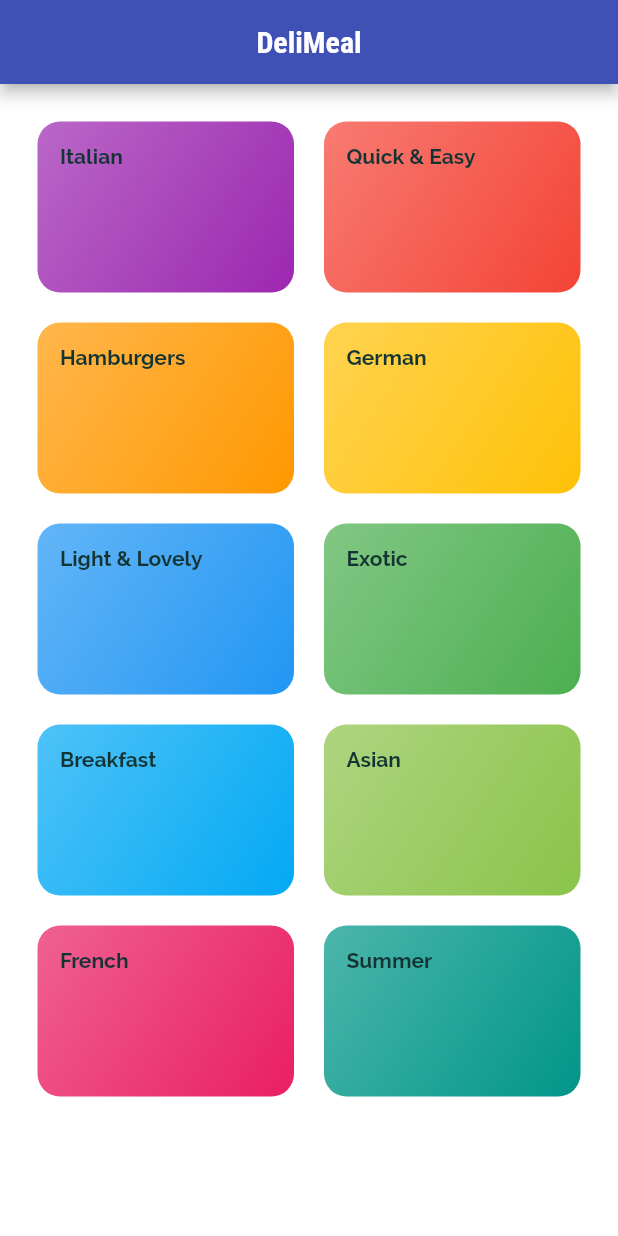
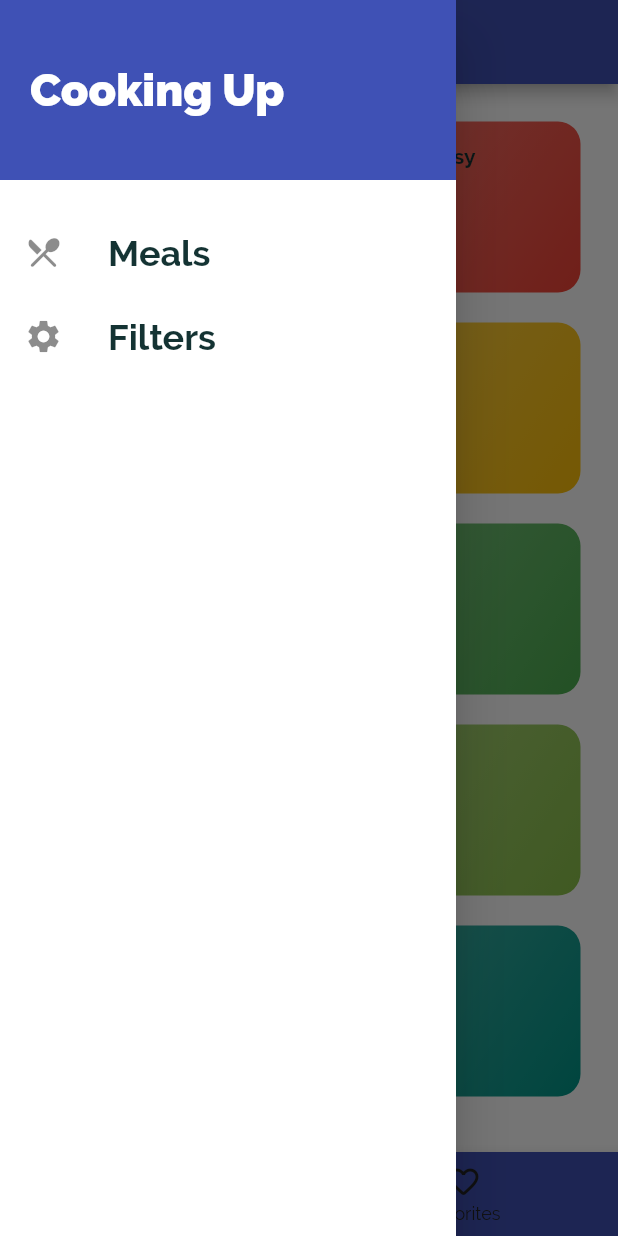
Before and after one commit to aad17/Meals, a Flutter app: the screen it shows after launch, with the side drawer open (before the commit the screen has no drawer), on a phone screen of 412 x 824 dp. Run offline on Flutter 3.47's test engine with Material 2 defaults, Android fonts, the phone set to English and light mode, and no system bars.

Commit message:
Filters screen with drawer and styling

```diff
--- a/lib/main.dart
+++ b/lib/main.dart
@@ -1,4 +1,6 @@
 import 'package:flutter/material.dart';
+import './screens/filters_screen.dart';
+import './screens/tabs_screen.dart';
 import 'screens/meal_detail_screen.dart';
 import './screens/category_meals_screen.dart';
 import './screens/categories_screen.dart';
@@ -36,9 +38,10 @@ class MyApp extends StatelessWidget {
       // home: CategoriesScreen(),
       initialRoute: '/',
       routes: {
-        '/': (ctx) => CategoriesScreen(),
+        '/': (ctx) => TabsScreen(),
         CategoryMealsScreen.routeName: (ctx) => CategoryMealsScreen(),
         MealDetailScreen.routeName: (ctx) => MealDetailScreen(),
+        FilterScreen.routeName: (ctx) => FilterScreen(),
       },
       // onGenerateRoute: (settings) {
       //   print(settings.arguments);
--- a/lib/screens/categories_screen.dart
+++ b/lib/screens/categories_screen.dart
@@ -6,12 +6,7 @@ import '../widgets/category_item.dart';
 class CategoriesScreen extends StatelessWidget {
   @override
   Widget build(BuildContext context) {
-    return Scaffold(
-      appBar: AppBar(
-        centerTitle: true,
-        title: const Text('DeliMeal'),
-      ),
-      body: GridView(
+    return GridView(
       padding: const EdgeInsets.all(25),
       children: DUMMY_CATEGORIES
           .map(
@@ -27,7 +22,6 @@ class CategoriesScreen extends StatelessWidget {
           childAspectRatio: 3 / 2,
           crossAxisSpacing: 20,
           mainAxisSpacing: 20),
-      ),
     );
   }
 }
--- /dev/null
+++ b/lib/screens/filters_screen.dart
@@ -0,0 +1,19 @@
+import 'package:flutter/material.dart';
+import '../widgets/main_drawer.dart';
+
+class FilterScreen extends StatelessWidget {
+  static const routeName = '/filters';
+
+  @override
+  Widget build(BuildContext context) {
+    return Scaffold(
+      appBar: AppBar(
+        title: Text('Filters'),
+      ),
+      drawer: MainDrawer(),
+      body: Center(
+        child: Text('Filters'),
+      ),
+    );
+  }
+}
--- /dev/null
+++ b/lib/screens/tabs_screen.dart
@@ -0,0 +1,60 @@
+import 'package:flutter/material.dart';
+import '../widgets/main_drawer.dart';
+import './favorites_screen.dart';
+import './categories_screen.dart';
+
+class TabsScreen extends StatefulWidget {
+  @override
+  _TabsScreenState createState() => _TabsScreenState();
+}
+
+class _TabsScreenState extends State<TabsScreen> {
+  final List<Map<String, Object>> _pages = [
+    {
+      'page': CategoriesScreen(),
+      'title': 'Categories',
+    },
+    {
+      'page': FavoritesScreen(),
+      'title': 'Favorites',
+    },
+  ];
+
+  int _selectedPageIndex = 0;
+
+  void _selectPage(int index) {
+    setState(() {
+      _selectedPageIndex = index;
+    });
+  }
+
+  @override
+  Widget build(BuildContext context) {
+    return Scaffold(
+      appBar: AppBar(
+        centerTitle: true,
+        title: Text(_pages[_selectedPageIndex]['title']),
+      ),
+      drawer: MainDrawer(),
+      body: _pages[_selectedPageIndex]['page'],
+      bottomNavigationBar: BottomNavigationBar(
+        onTap: _selectPage,
+        backgroundColor: Theme.of(context).primaryColor,
+        unselectedItemColor: Theme.of(context).accentColor,
+        selectedItemColor: Colors.white,
+        currentIndex: _selectedPageIndex,
+        // type: BottomNavigationBarType.shifting,
+        items: [
+          BottomNavigationBarItem(
+            icon: Icon(Icons.food_bank_outlined),
+            label: 'Categories',
+          ),
+          BottomNavigationBarItem(
+            icon: Icon(Icons.favorite_border_rounded),
+            label: 'Favorites',
+          ),
+        ],
+      ),
+    );
+  }
+}
--- /dev/null
+++ b/lib/widgets/main_drawer.dart
@@ -0,0 +1,67 @@
+import 'package:flutter/material.dart';
+import '../screens/filters_screen.dart';
+
+class MainDrawer extends StatelessWidget {
+  @override
+  Widget build(BuildContext context) {
+    return Drawer(
+      child: Column(
+        children: [
+          Container(
+            height: 120,
+            width: double.infinity,
+            padding: EdgeInsets.all(20),
+            alignment: Alignment.centerLeft,
+            color: Theme.of(context).primaryColor,
+            child: Text(
+              'Cooking Up',
+              style: TextStyle(
+                fontWeight: FontWeight.w900,
+                fontSize: 30,
+                color: Colors.white,
+              ),
+            ),
+          ),
+          SizedBox(
+            height: 20,
+          ),
+          ListTile(
+            leading: Icon(
+              Icons.restaurant_menu_rounded,
+              size: 26,
+            ),
+            title: Text(
+              'Meals',
+              style: TextStyle(
+                // fontFamily: 'RobotoCondensed',
+                fontSize: 24,
+                fontWeight: FontWeight.bold,
+              ),
+            ),
+            onTap: () {
+              Navigator.of(context).pushReplacementNamed('/');
+            },
+          ),
+          ListTile(
+            leading: Icon(
+              Icons.settings,
+              size: 26,
+            ),
+            title: Text(
+              'Filters',
+              style: TextStyle(
+                // fontFamily: 'RobotoCondensed',
+                fontSize: 24,
+                fontWeight: FontWeight.bold,
+              ),
+            ),
+            onTap: () {
+              Navigator.of(context)
+                  .pushReplacementNamed(FilterScreen.routeName);
+            },
+          )
+        ],
+      ),
+    );
+  }
+}
```
Also changed, not shown: lib/screens/category_meals_screen.dart (+7 -4 lines), lib/screens/favorites_screen.dart (added, +10 -0 lines), lib/screens/meal_detail_screen.dart (+7 -1 lines), lib/widgets/meal_item.dart (+10 -2 lines). Lines whose indentation alone changed are shown as unchanged.
